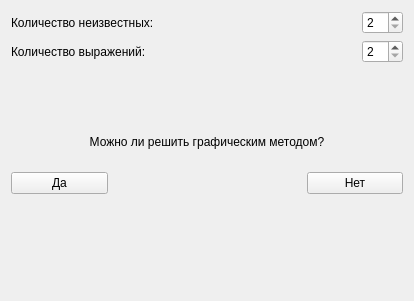
group93492/economics_LPP, file ConditionDialog.ui: the form before one commit.
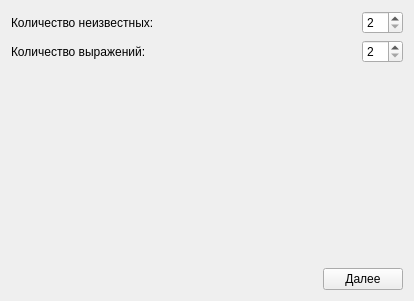
The form after the commit.

What changed in the file:
```diff
--- a/ConditionDialog.ui
+++ b/ConditionDialog.ui
@@ -15,7 +15,7 @@
   </property>
   <layout class="QVBoxLayout" name="verticalLayout_2">
    <item>
-    <layout class="QVBoxLayout" name="generalLayout" stretch="0,0,1,1,0,2">
+    <layout class="QVBoxLayout" name="generalLayout" stretch="0,0,0,0">
      <item>
       <layout class="QHBoxLayout" name="varLayout" stretch="1,0">
        <item>
@@ -59,7 +59,7 @@
       </layout>
      </item>
      <item>
-      <spacer name="verticalSpacer_2">
+      <spacer name="verticalSpacer">
        <property name="orientation">
         <enum>Qt::Vertical</enum>
        </property>
@@ -72,40 +72,13 @@
       </spacer>
      </item>
      <item>
-      <layout class="QHBoxLayout" name="questLayout">
-       <item>
-        <widget class="QLabel" name="questLabel">
-         <property name="text">
-          <string>Можно ли решить графическим методом?</string>
-         </property>
-         <property name="alignment">
-          <set>Qt::AlignCenter</set>
-         </property>
-        </widget>
-       </item>
-      </layout>
-     </item>
-     <item>
-      <layout class="QHBoxLayout" name="buttonsLayout" stretch="1,2,1">
+      <layout class="QHBoxLayout" name="buttonsLayout" stretch="5,1">
        <property name="spacing">
         <number>-1</number>
        </property>
        <property name="bottomMargin">
         <number>0</number>
        </property>
-       <item>
-        <widget class="QPushButton" name="yesButton">
-         <property name="minimumSize">
-          <size>
-           <width>0</width>
-           <height>0</height>
-          </size>
-         </property>
-         <property name="text">
-          <string>Да</string>
-         </property>
-        </widget>
-       </item>
        <item>
         <spacer name="horizontalSpacer">
          <property name="orientation">
@@ -120,7 +93,7 @@
         </spacer>
        </item>
        <item>
-        <widget class="QPushButton" name="noButton">
+        <widget class="QPushButton" name="nextButton">
          <property name="minimumSize">
           <size>
            <width>0</width>
@@ -128,25 +101,12 @@
           </size>
          </property>
          <property name="text">
-          <string>Нет</string>
+          <string>Далее</string>
          </property>
         </widget>
        </item>
       </layout>
      </item>
-     <item>
-      <spacer name="verticalSpacer">
-       <property name="orientation">
-        <enum>Qt::Vertical</enum>
-       </property>
-       <property name="sizeHint" stdset="0">
-        <size>
-         <width>20</width>
-         <height>40</height>
-        </size>
-       </property>
-      </spacer>
-     </item>
     </layout>
    </item>
   </layout>
```
